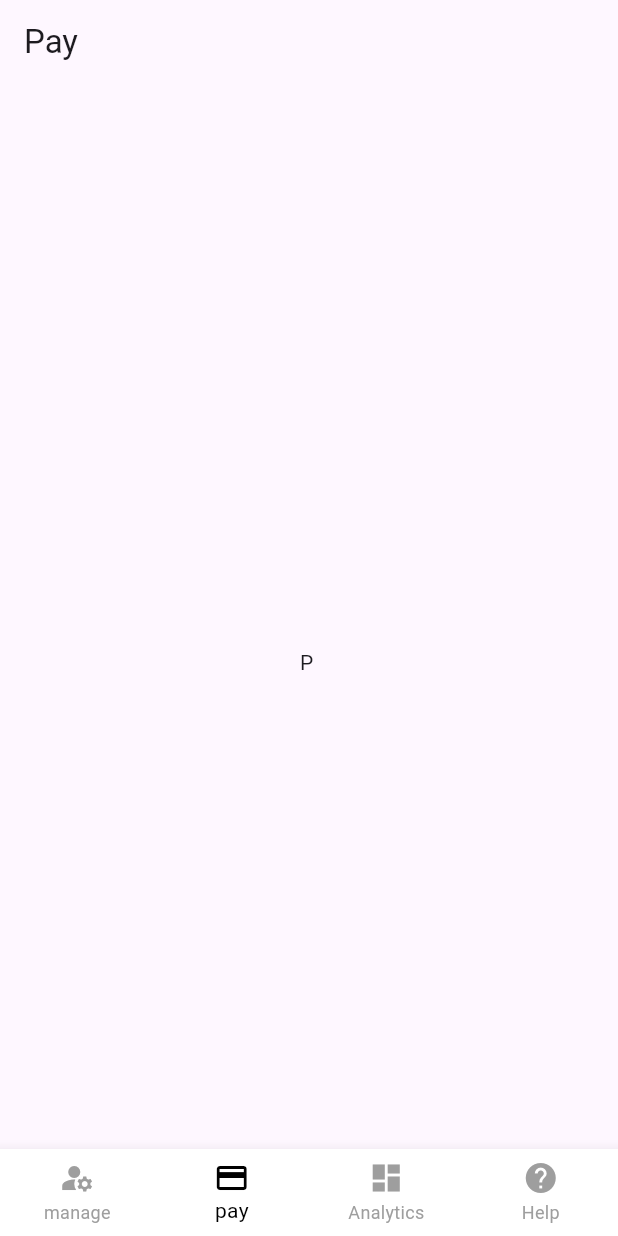
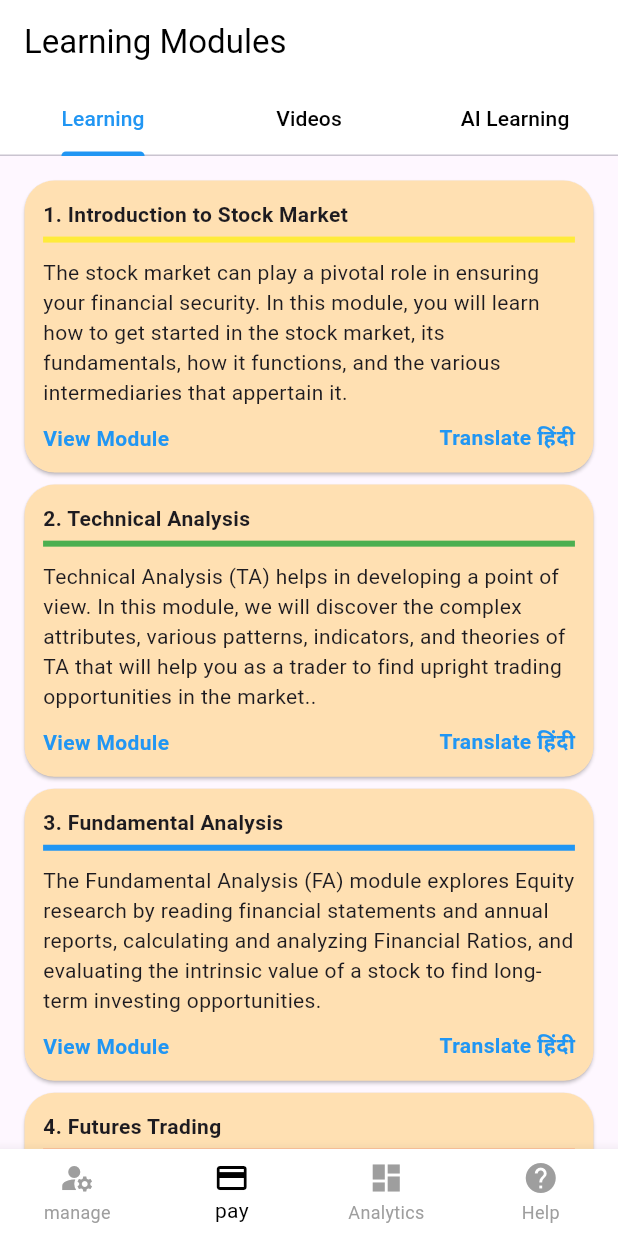
Before and after one commit to shubh865/Money-Mentor, a Flutter app: the screen it shows after launch, swiped to page 2, on a phone screen of 412 x 824 dp. Run offline on Flutter 3.47's test engine with Material 3 defaults, Android fonts, the phone set to English and light mode, and no system bars; our stand-ins replace fl_chart; missing offline and left inert: size_config.

Commit message:
kearning modules screen made

```diff
--- /dev/null
+++ b/app/lib/models/findata.dart
@@ -0,0 +1,46 @@
+class Modules {
+  final String title;
+  final String description;
+  final String module;
+  final String translate;
+
+  Modules({
+    required this.title,
+    required this.description,
+    required this.module,
+    required this.translate,
+  });
+
+  static final List<Modules> modules = [
+    Modules(
+      title: "Introduction to Stock Market",
+      description: "The stock market can play a pivotal role in ensuring your financial security. In this module, you will learn how to get started in the stock market, its fundamentals, how it functions, and the various intermediaries that appertain it.",
+      module: "View Module",
+      translate: "Translate हिंदी"
+    ),
+    Modules(
+      title: "Technical Analysis",
+      description: "Technical Analysis (TA) helps in developing a point of view. In this module, we will discover the complex attributes, various patterns, indicators, and theories of TA that will help you as a trader to find upright trading opportunities in the market..",
+      module: "View Module",
+      translate: "Translate हिंदी"
+    ),
+    Modules(
+      title: "Fundamental Analysis",
+      description: "The Fundamental Analysis (FA) module explores Equity research by reading financial statements and annual reports, calculating and analyzing Financial Ratios, and evaluating the intrinsic value of a stock to find long-term investing opportunities.",
+      module: "View Module",
+      translate: "Translate हिंदी"
+    ),
+    Modules(
+      title: "Futures Trading",
+      description: "Futures Trading is a segment of the derivatives market. This module covers the various intricacies involved in undergoing a futures trade, including margins, leverages, pricing, etc. It also discusses the use of derivatives for hedging purposes..",
+      module: "View Module",
+      translate: "Translate हिंदी"
+    ),
+    Modules(
+      title: "Options Theory for Professional Trading",
+      description: "Options Trading is a segment of the derivatives segment. Options contracts grant the buyer the right to buy/sell the underlying without a compulsory obligation. This module discusses options contracts, pricing, and their profit and loss payoffs.",
+      module: "View Module",
+      translate: "Translate हिंदी"
+    ),
+  ];
+}
--- /dev/null
+++ b/app/lib/pages/EducateScreen.dart
@@ -0,0 +1,104 @@
+import 'package:bob_hacks/constants/sizeconfig.dart';
+import 'package:bob_hacks/models/findata.dart';
+import 'package:flutter/material.dart';
+
+class PayScreen extends StatelessWidget {
+  @override
+  Widget build(BuildContext context) {
+    return DefaultTabController(
+      length: 3,
+      child: Scaffold(
+        appBar: AppBar(
+          title: const Text('Learning Modules', style: TextStyle(color: Colors.black)),
+          backgroundColor: Colors.white,
+          bottom: TabBar(
+            labelColor: Colors.blue,
+            unselectedLabelColor: Colors.black,
+            indicatorColor: Colors.blue,
+            tabs: [
+              Tab(text: "Learning"),
+              Tab(text: "Videos"),
+              Tab(text: "AI Learning"),
+            ],
+          ),
+          iconTheme: IconThemeData(color: Colors.black),
+        ),
+        body: TabBarView(
+          children: [
+            _buildLearningTab(),
+            Center(child: Text("Videos")),
+            Center(child: Text("AI Learning")),
+          ],
+        ),
+      ),
+    );
+  }
+
+  Widget _buildLearningTab() {
+    return ListView.builder(
+      padding: EdgeInsets.all(SizeConfig.getPercentSize(3)),
+      itemCount: Modules.modules.length,
+      itemBuilder: (context, index) {
+        return Card(
+          shape: RoundedRectangleBorder(
+            borderRadius: BorderRadius.circular(20),
+          ),
+          color: Colors.orange.shade100,
+          child: Padding(
+            padding: EdgeInsets.all(SizeConfig.getPercentSize(3)),
+            child: Column(
+              crossAxisAlignment: CrossAxisAlignment.start,
+              children: [
+                Text(
+                  "${index + 1}. ${Modules.modules[index].title}",
+                  style: TextStyle(fontWeight: FontWeight.bold),
+                ),
+                Container(
+                  margin: EdgeInsets.only(top: 5, bottom: 10),
+                  height: 4,
+                  width: double.infinity,
+                  color: _getLineColor(index),
+                ),
+                Text(
+                  Modules.modules[index].description,
+                  style: TextStyle(),
+                ),
+                SizedBox(height: 10),
+                Row(
+                  mainAxisAlignment: MainAxisAlignment.spaceBetween,
+                  children: [
+                    Text(Modules.modules[index].module,
+                        style: TextStyle(
+                            color: Colors.blue,
+                            fontWeight: FontWeight.bold)),
+                    Text(Modules.modules[index].translate,
+                        style: TextStyle(
+                            color: Colors.blue,
+                            fontWeight: FontWeight.bold)),
+                  ],
+                ),
+              ],
+            ),
+          ),
+        );
+      },
+    );
+  }
+
+  Color _getLineColor(int index) {
+    switch (index % 5) {
+      case 0:
+        return Colors.yellow;
+      case 1:
+        return Colors.green;
+      case 2:
+        return Colors.blue;
+      case 3:
+        return Colors.red;
+      case 4:
+        return Colors.purple;
+      default:
+        return Colors.grey;
+    }
+  }
+}
--- a/app/lib/pages/PayScreen.dart
+++ /dev/null
@@ -1,21 +0,0 @@
-import 'package:bob_hacks/constants/sizeconfig.dart';
-import 'package:flutter/material.dart';
-
-class Payscreen extends StatelessWidget {
-  const Payscreen({super.key});
-
-  @override
-  Widget build(BuildContext context) {
-    return Scaffold(
-      appBar: AppBar(
-        title: const Text('Pay'),
-      ),
-      body: Center(
-        child: Container(
-            height: SizeConfig.getPercentSize(4),
-            width: SizeConfig.getPercentSize(3),
-            child: Text('Pay Screen')),
-      ),
-    );
-  }
-}
--- a/app/lib/pages/bottom_nav_bar.dart
+++ b/app/lib/pages/bottom_nav_bar.dart
@@ -36,8 +36,8 @@ class _BottomnavbarState extends State<Bottomnavbar> {
           label: 'manage',
         ),
         BottomNavigationBarItem(
-          icon: Icon(Icons.credit_card),
-          label: 'pay',
+          icon: Icon(Icons.book),
+          label: 'Educate',
         ),
         BottomNavigationBarItem(
           icon: Icon(Icons.shopping_bag),
--- a/app/lib/pages/home.dart
+++ b/app/lib/pages/home.dart
@@ -1,6 +1,6 @@
 import 'package:flutter/material.dart';
 import 'package:bob_hacks/pages/ManageScreen.dart';
-import 'package:bob_hacks/pages/PayScreen.dart';
+import 'package:bob_hacks/pages/EducateScreen.dart';
 import 'package:bob_hacks/pages/ExpenseScreen.dart';
 import 'package:bob_hacks/pages/help.dart';
 
@@ -28,7 +28,7 @@ class _MyHomePageState extends State<MyHomePage> {
         },
         children: <Widget>[
           Managescreen(),
-          Payscreen(),
+          PayScreen(),
           ExpenseTracker(),
           HelpPage(),
         ],
```
Also changed, not shown: 152 other files.
